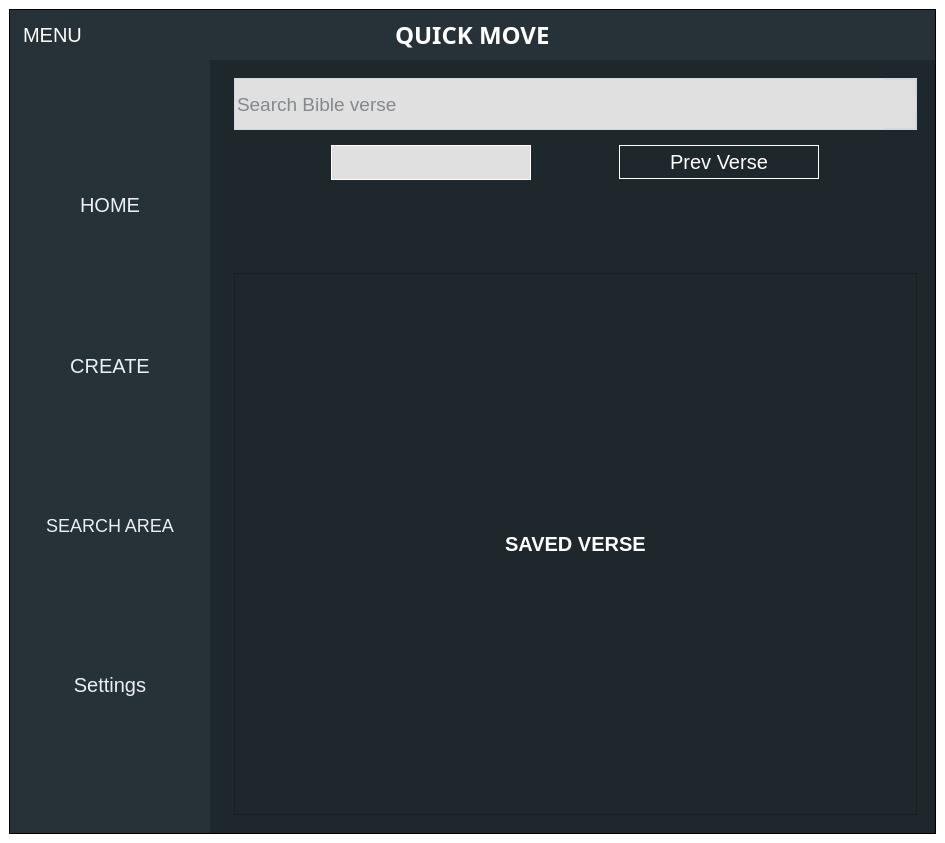
This is ui/MainWindow.ui in Achu-Worifung/quickMove as Qt 5 draws it before an edit. The edited form follows.
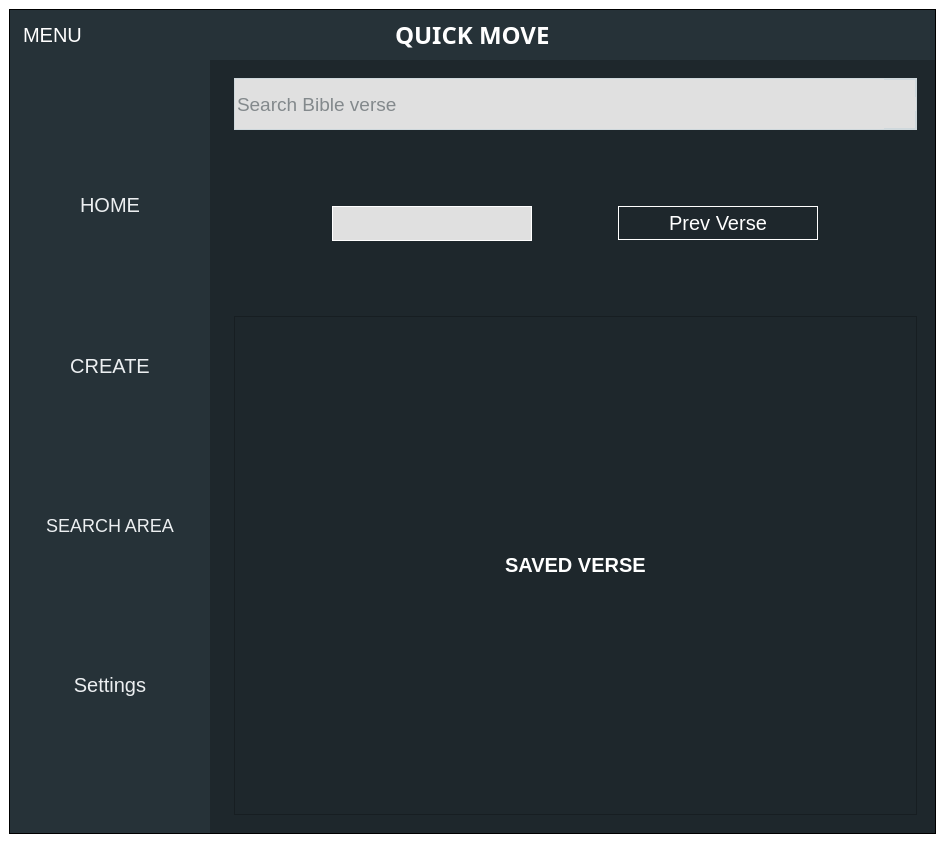
This is the edited form. The open tabs and pages were chosen to show the change. Icons and pictures are not drawn.

Commit message: replaced seperate listening window

Patch:
```diff
--- a/ui/MainWindow.ui
+++ b/ui/MainWindow.ui
@@ -974,11 +974,47 @@
                       <string notr="true">
 padding-bottom:25px</string>
                      </property>
-                     <layout class="QHBoxLayout" name="horizontalLayout_16">
-                      <property name="spacing">
-                       <number>0</number>
-                      </property>
-                      <item alignment="Qt::AlignTop">
+                     <layout class="QVBoxLayout" name="verticalLayout_27">
+                      <item alignment="Qt::AlignVCenter">
+                       <widget class="QLineEdit" name="history">
+                        <property name="sizePolicy">
+                         <sizepolicy hsizetype="MinimumExpanding" vsizetype="Fixed">
+                          <horstretch>0</horstretch>
+                          <verstretch>0</verstretch>
+                         </sizepolicy>
+                        </property>
+                        <property name="minimumSize">
+                         <size>
+                          <width>0</width>
+                          <height>12</height>
+                         </size>
+                        </property>
+                        <property name="font">
+                         <font>
+                          <pointsize>12</pointsize>
+                         </font>
+                        </property>
+                        <property name="styleSheet">
+                         <string notr="true">background-color:transparent;
+border:none;
+outline:none;
+text-alignment:center</string>
+                        </property>
+                        <property name="alignment">
+                         <set>Qt::AlignCenter</set>
+                        </property>
+                       </widget>
+                      </item>
+                      <item>
+                       <widget class="QWidget" name="widget_32" native="true">
+                        <property name="sizePolicy">
+                         <sizepolicy hsizetype="Expanding" vsizetype="Preferred">
+                          <horstretch>0</horstretch>
+                          <verstretch>0</verstretch>
+                         </sizepolicy>
+                        </property>
+                        <layout class="QGridLayout" name="gridLayout_9">
+                         <item row="1" column="0">
                        <widget class="QComboBox" name="version_3">
                         <property name="enabled">
                          <bool>true</bool>
@@ -1070,7 +1106,7 @@
                         </property>
                        </widget>
                       </item>
-                      <item alignment="Qt::AlignTop">
+                         <item row="1" column="1">
                        <widget class="QPushButton" name="prev_verse_3">
                         <property name="sizePolicy">
                          <sizepolicy hsizetype="Maximum" vsizetype="Fixed">
@@ -1113,6 +1149,33 @@
                      </layout>
                     </widget>
                    </item>
+                      <item>
+                       <widget class="QLineEdit" name="lineEdit">
+                        <property name="minimumSize">
+                         <size>
+                          <width>0</width>
+                          <height>41</height>
+                         </size>
+                        </property>
+                        <property name="font">
+                         <font>
+                          <pointsize>11</pointsize>
+                         </font>
+                        </property>
+                        <property name="styleSheet">
+                         <string notr="true">border:none;
+border-radius:20px;
+background-color:transparent;
+color:white</string>
+                        </property>
+                       </widget>
+                      </item>
+                     </layout>
+                     <zorder>widget_32</zorder>
+                     <zorder>lineEdit</zorder>
+                     <zorder>history</zorder>
+                    </widget>
+                   </item>
                    <item row="1" column="0">
                     <widget class="QWidget" name="widget_15" native="true">
                      <property name="sizePolicy">
@@ -1209,26 +1272,6 @@
                      </layout>
                     </widget>
                    </item>
-                   <item row="3" column="0">
-                    <widget class="QLineEdit" name="history">
-                     <property name="minimumSize">
-                      <size>
-                       <width>0</width>
-                       <height>25</height>
-                      </size>
-                     </property>
-                     <property name="font">
-                      <font>
-                       <pointsize>12</pointsize>
-                      </font>
-                     </property>
-                     <property name="styleSheet">
-                      <string notr="true">background-color:transparent;
-border:none;
-outline:none</string>
-                     </property>
-                    </widget>
-                   </item>
                    <item row="0" column="0">
                     <layout class="QHBoxLayout" name="horizontalLayout_15"/>
                    </item>
@@ -1306,7 +1349,7 @@
                         <x>0</x>
                         <y>0</y>
                         <width>679</width>
-                        <height>530</height>
+                        <height>487</height>
                        </rect>
                       </property>
                       <property name="focusPolicy">
```
Left out of the diff: 24 changed lines with no effect on the pictures. Lines whose indentation alone changed are shown as unchanged. The commit also changes 2 other files.
